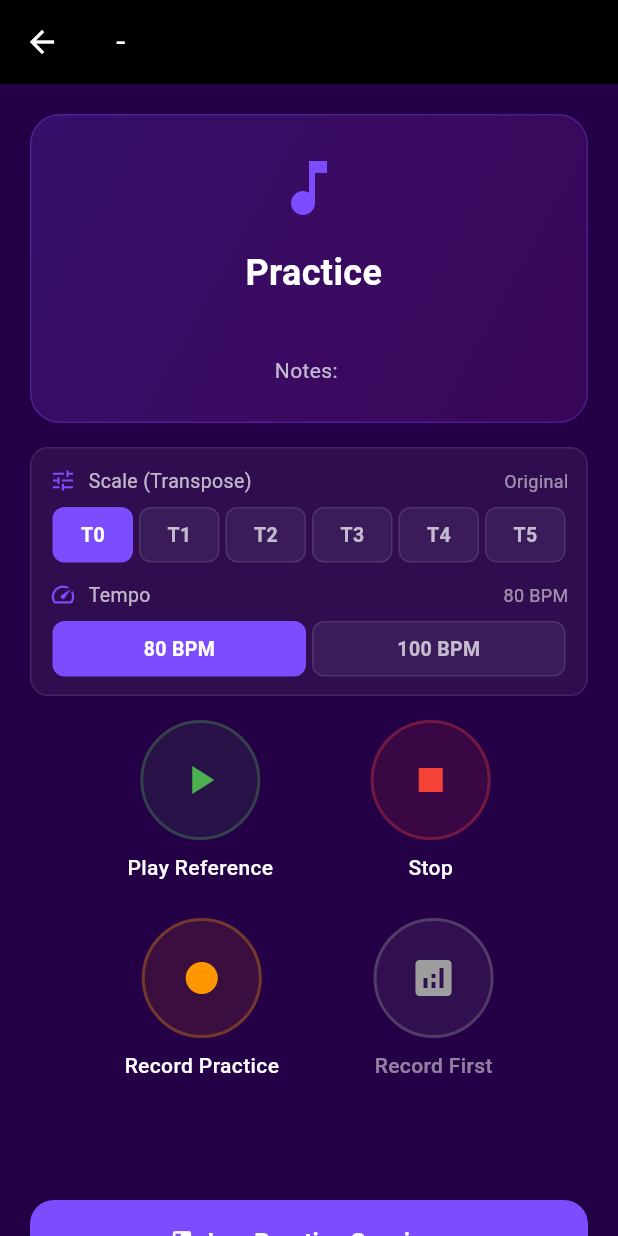
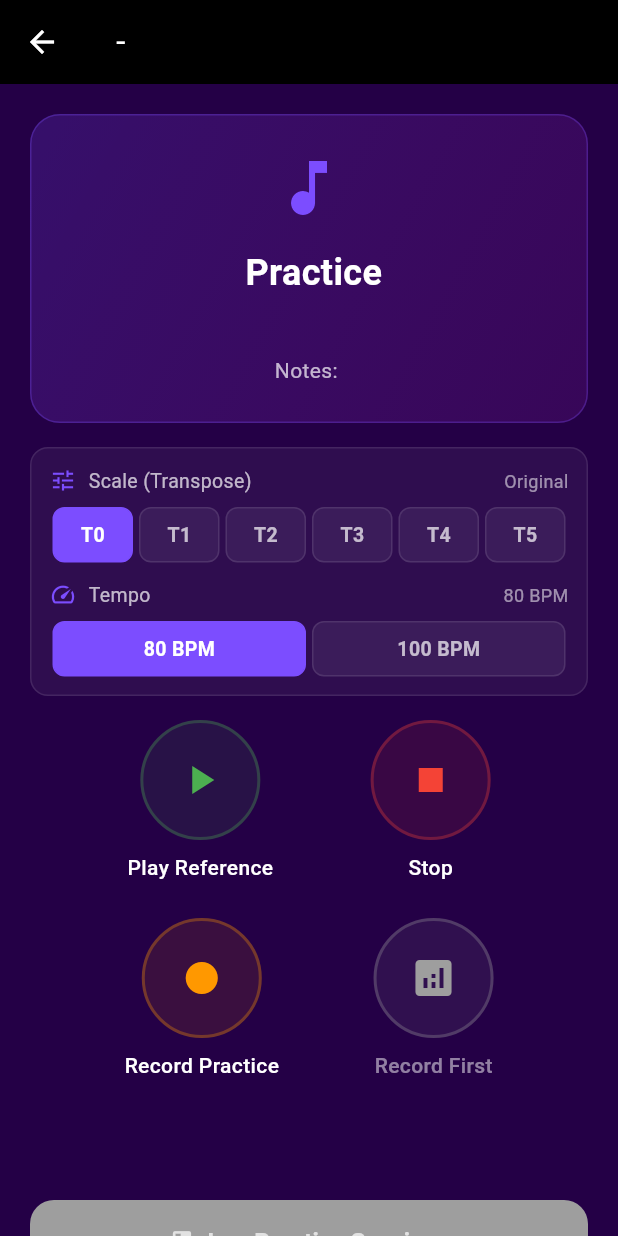
Before and after one commit to anaishasharda/sargam_app, a Flutter app: the PracticeScreen screen opened directly with sample values from the repository, on a phone screen of 412 x 824 dp. Run offline on Flutter 3.47's test engine with Material 3 defaults, Android fonts, the phone set to English and light mode, and no system bars; our stand-ins replace cloud_firestore, firebase_auth, firebase_core, fl_chart, flutter_tts, google_generative_ai and 2 more; missing offline and left inert: fftea, flutter_audio_capture, record; accounts and stored records are empty.

Commit message:
gate Log Practice Session on a completed analysis

```diff
--- a/lib/feature/category/practice_screen.dart
+++ b/lib/feature/category/practice_screen.dart
@@ -439,12 +439,14 @@ class _PracticeScreenState extends State<PracticeScreen>
                     style: ElevatedButton.styleFrom(
                       backgroundColor: Colors.deepPurpleAccent,
                       foregroundColor: Colors.white,
+                      disabledBackgroundColor: Colors.grey,
+                      disabledForegroundColor: Colors.white70,
                       shape: RoundedRectangleBorder(
                         borderRadius: BorderRadius.circular(16),
                       ),
                       elevation: 8,
                     ),
-                    onPressed: () => _logPractice(),
+                    onPressed: _lastFeedback == null ? null : () => _logPractice(),
                     icon: const Icon(Icons.book),
                     label: const Text(
                       'Log Practice Session',
```
